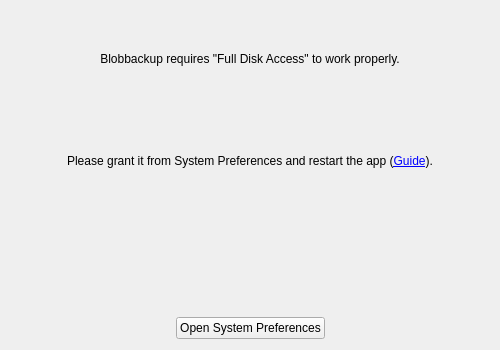
The window that client/src/blobbackup/ui/requestfulldiskdialog.ui (Blobbackup/Blobbackup) describes before a commit, drawn with Qt 5.
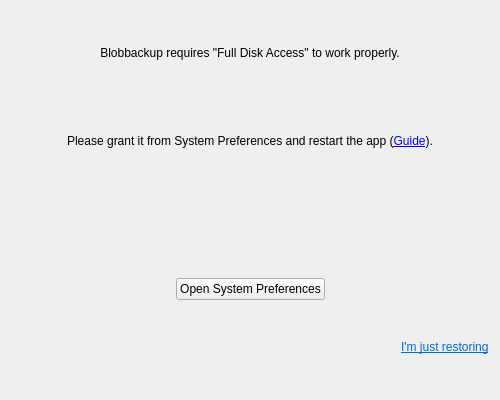
The same window after the commit.

Commit message: Add skip button to request full access page

The edit to the form file:
```diff
--- a/client/src/blobbackup/ui/requestfulldiskdialog.ui
+++ b/client/src/blobbackup/ui/requestfulldiskdialog.ui
@@ -7,13 +7,13 @@
     <x>0</x>
     <y>0</y>
     <width>500</width>
-    <height>350</height>
+    <height>400</height>
    </rect>
   </property>
   <property name="minimumSize">
    <size>
     <width>500</width>
-    <height>350</height>
+    <height>400</height>
    </size>
   </property>
   <property name="windowTitle">
@@ -120,6 +120,30 @@
      </item>
     </layout>
    </item>
+   <item>
+    <layout class="QHBoxLayout" name="horizontalLayout_3">
+     <item>
+      <spacer name="horizontalSpacer_5">
+       <property name="orientation">
+        <enum>Qt::Horizontal</enum>
+       </property>
+       <property name="sizeHint" stdset="0">
+        <size>
+         <width>40</width>
+         <height>20</height>
+        </size>
+       </property>
+      </spacer>
+     </item>
+     <item>
+      <widget class="QLabel" name="skip_button">
+       <property name="text">
+        <string>&lt;html&gt;&lt;head/&gt;&lt;body&gt;&lt;p&gt;&lt;a href=&quot;#&quot;&gt;&lt;span style=&quot; text-decoration: underline; color:#0068da;&quot;&gt;I'm just restoring&lt;/span&gt;&lt;/a&gt;&lt;/p&gt;&lt;/body&gt;&lt;/html&gt;</string>
+       </property>
+      </widget>
+     </item>
+    </layout>
+   </item>
   </layout>
  </widget>
  <resources/>
```
The commit also changes 3 other files.
